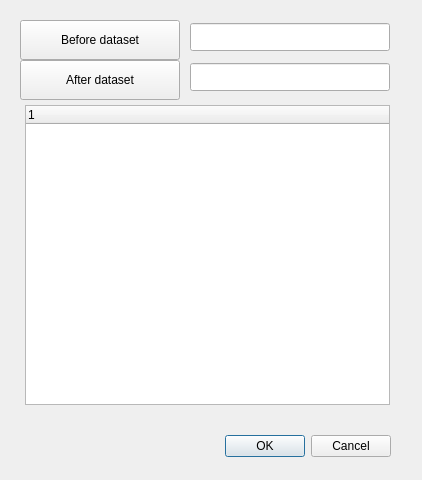
gitter-badger/qgis-GeoDanmarkCheck, file GeoDanmarkChecker/ui/geodanmark_checker_dialog_base.ui: the form before one commit.
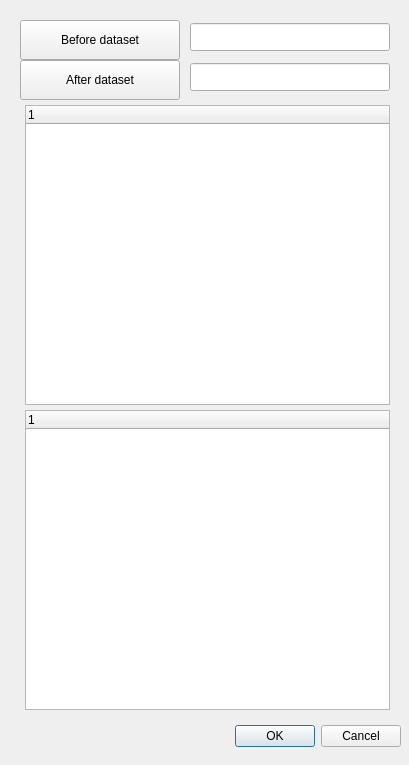
The form after the commit. Custom widgets are drawn as their Qt base class.

Commit message: Custom QTreeWidget for dialog

```diff
--- a/GeoDanmarkChecker/ui/geodanmark_checker_dialog_base.ui
+++ b/GeoDanmarkChecker/ui/geodanmark_checker_dialog_base.ui
@@ -6,8 +6,8 @@
    <rect>
     <x>0</x>
     <y>0</y>
-    <width>422</width>
-    <height>480</height>
+    <width>409</width>
+    <height>765</height>
    </rect>
   </property>
   <property name="windowTitle">
@@ -16,8 +16,8 @@
   <widget class="QDialogButtonBox" name="buttonBox">
    <property name="geometry">
     <rect>
-     <x>50</x>
-     <y>430</y>
+     <x>60</x>
+     <y>720</y>
      <width>341</width>
      <height>32</height>
     </rect>
@@ -90,7 +90,29 @@
     </rect>
    </property>
   </widget>
+  <widget class="RulesTreeWidget" name="rules_compare">
+   <property name="geometry">
+    <rect>
+     <x>25</x>
+     <y>410</y>
+     <width>365</width>
+     <height>300</height>
+    </rect>
+   </property>
+   <column>
+    <property name="text">
+     <string notr="true">1</string>
+    </property>
+   </column>
+  </widget>
  </widget>
+ <customwidgets>
+  <customwidget>
+   <class>RulesTreeWidget</class>
+   <extends>QTreeWidget</extends>
+   <header>GeoDanmarkChecker.ui.rulestreewidget</header>
+  </customwidget>
+ </customwidgets>
  <resources/>
  <connections>
   <connection>
```
Left out of the diff: 2 changed lines with no effect on the pictures. The commit also changes 1 other file.
